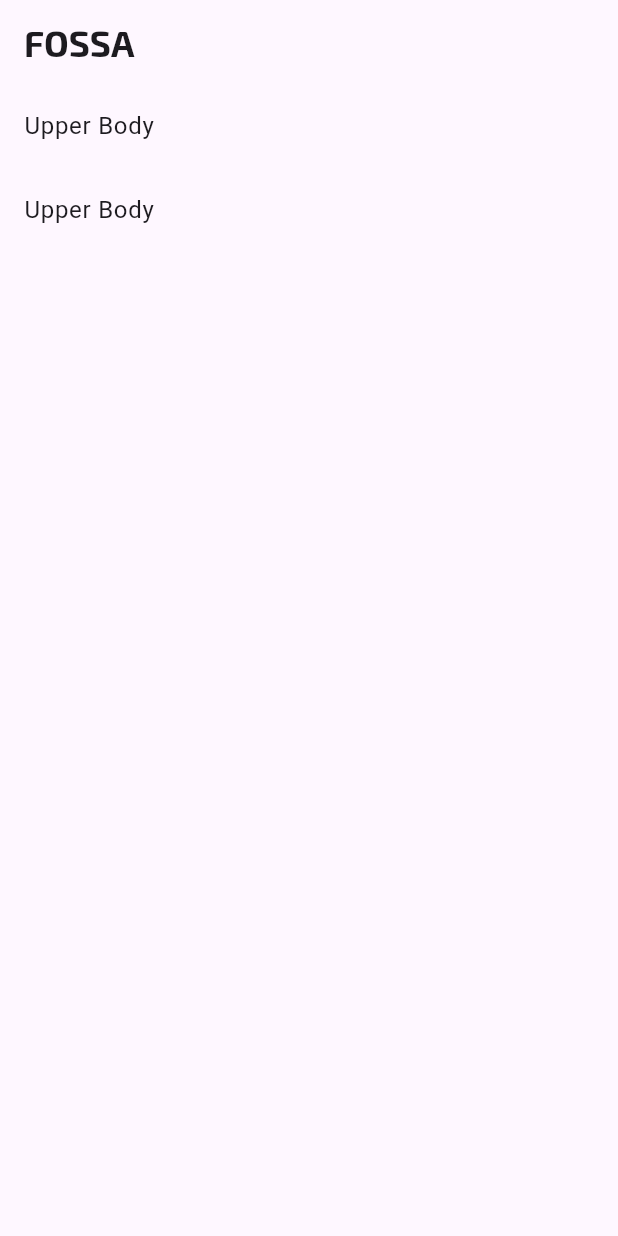
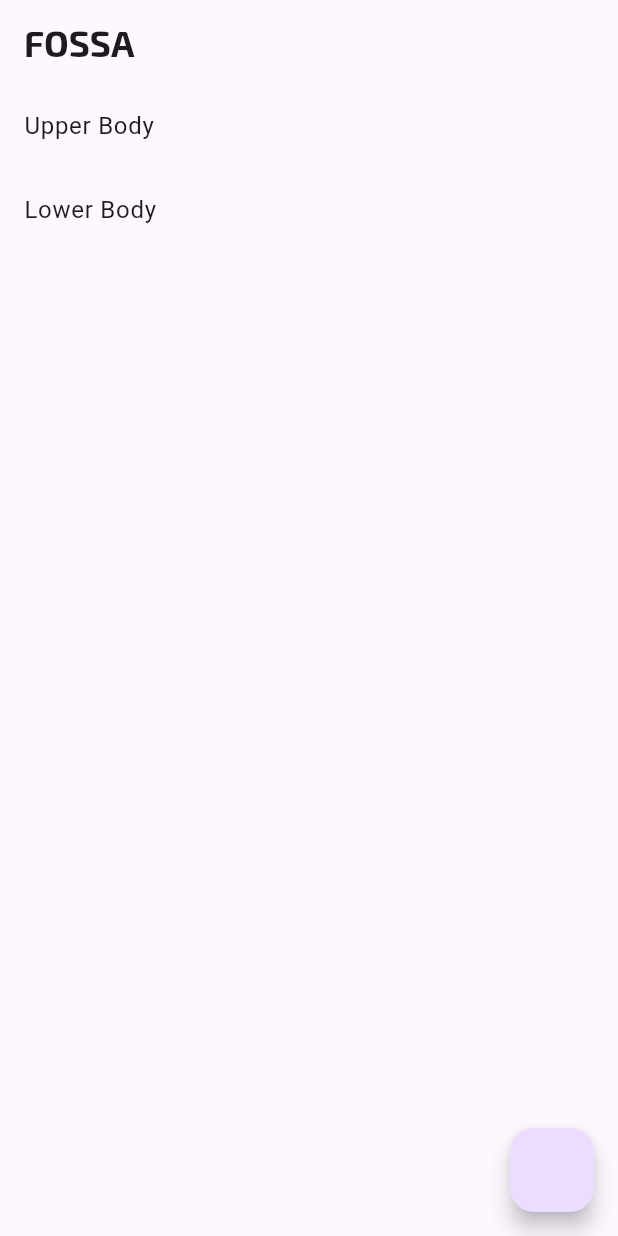
Before and after one commit to Rizz-33/FOSSA, a Flutter app: the screen it shows after launch, on a phone screen of 412 x 824 dp. Run offline on Flutter 3.47's test engine with Material 3 defaults, Android fonts, the phone set to English and light mode, and no system bars; our stand-ins replace google_fonts.

Commit message:
feat: floating action button to create nnew workouts

```diff
--- a/lib/data/workout_data.dart
+++ b/lib/data/workout_data.dart
@@ -16,7 +16,7 @@ class WorkoutData extends ChangeNotifier{
       ],
     ),
     Workout(
-      name: 'Upper Body',
+      name: 'Lower Body',
       exercises: [
         Exercise(
           name: 'Bicep Curls',
--- a/lib/pages/home.dart
+++ b/lib/pages/home.dart
@@ -11,6 +11,11 @@ class HomePage extends StatefulWidget {
 }
 
 class _HomePageState extends State<HomePage> {
+
+  void createNewWorkout(){
+
+  }
+
   @override
   Widget build(BuildContext context) {
     return Consumer<WorkoutData>(
@@ -26,6 +31,9 @@ class _HomePageState extends State<HomePage> {
             ),
           ),
         ),
+        floatingActionButton: FloatingActionButton(
+          onPressed: createNewWorkout,
+        ),
         body: ListView.builder(
           itemCount: value.getWorkoutList().length,
           itemBuilder: (context, index) => ListTile(
```
